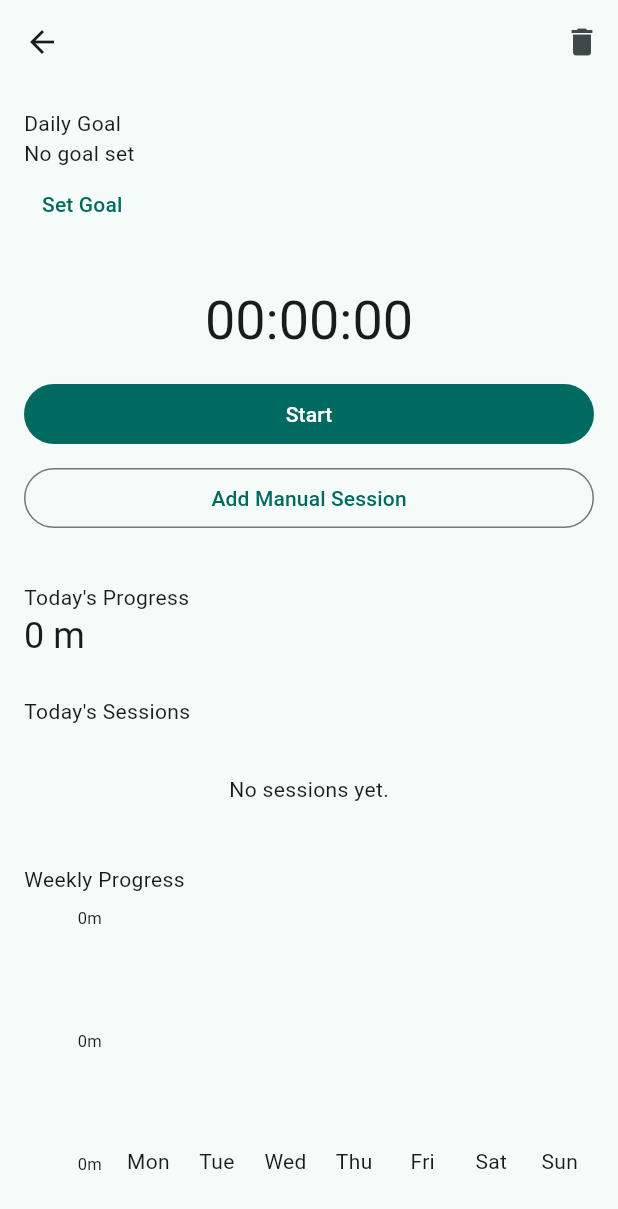
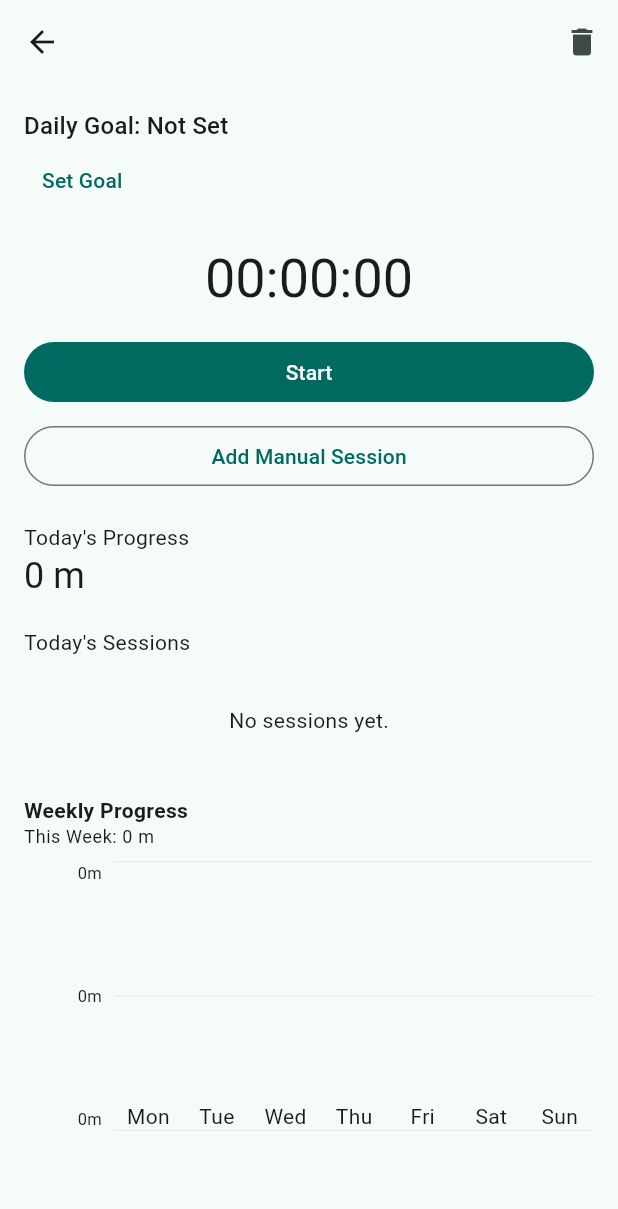
Before and after one commit to ysvaditya05/YSV-Daily-Tracker, a Flutter app: the TimeTrackerScreen screen opened directly with empty values, on a phone screen of 412 x 824 dp. Shown: the top 1209 px of the screen. Run offline on Flutter 3.47's test engine with Material 3 defaults, Android fonts, the phone set to English and light mode, and no system bars; our stand-ins replace sqflite, sqflite_common_ffi; accounts and stored records are empty.

Commit message:
Modifications to time tracker weekly graphs and interface.

```diff
--- a/lib/screens/time_tracker_screen.dart
+++ b/lib/screens/time_tracker_screen.dart
@@ -295,17 +295,22 @@ class _TimeTrackerContentState extends State<TimeTrackerContent> {
 	    _showAllSessions || _completedSessions.length <= 2
 		? _completedSessions
 		: _completedSessions.take(2).toList();
+	final weeklyTotal = _weeklyDurations.fold<Duration>(
+		  Duration.zero,
+		  (total, duration) => total + duration,
+		);
     return SingleChildScrollView(
 	  padding: const EdgeInsets.all(16),
 	  child: Column(
         crossAxisAlignment: CrossAxisAlignment.stretch,
         children: [
-          const Text('Daily Goal'),
-          if (goal == null) ...[
-            const Text('No goal set'),
-          ] else ...[
-            Text(_formatProgress(Duration(seconds: goal.dailyGoalSeconds))),
-          ],
+          Text(
+		  goal == null
+		      ? 'Daily Goal: Not Set'
+		      : 'Daily Goal: ${_formatProgress(Duration(seconds: goal.dailyGoalSeconds))}',
+		  style: Theme.of(context).textTheme.titleMedium,
+		),
+
 		Align(
 		  alignment: Alignment.centerLeft,
 		  child: TextButton(
@@ -313,7 +318,7 @@ class _TimeTrackerContentState extends State<TimeTrackerContent> {
 		    child: const Text('Set Goal'),
 		  ),
 		),
-          const SizedBox(height: 32),
+          const SizedBox(height: 20),
           Text(
             _formatTimer(_runningDuration),
             textAlign: TextAlign.center,
@@ -331,7 +336,7 @@ class _TimeTrackerContentState extends State<TimeTrackerContent> {
             onPressed: _isChangingSession ? null : _addManualSession,
             child: const Text('Add Manual Session'),
           ),
-          const SizedBox(height: 32),
+          const SizedBox(height: 20),
           const Text("Today's Progress"),
           Text(
             goal == null
@@ -347,7 +352,7 @@ class _TimeTrackerContentState extends State<TimeTrackerContent> {
                   .toDouble(),
             ),
           ],
-          const SizedBox(height: 24),
+          const SizedBox(height: 18),
           Column(
               crossAxisAlignment: CrossAxisAlignment.stretch,
               children: [
@@ -363,7 +368,9 @@ class _TimeTrackerContentState extends State<TimeTrackerContent> {
 			else
 			  Column(
 			    children: displayedSessions.map((session) {
-			      return ListTile(
+			      return Column(
+				  children: [
+				    ListTile(
 				      contentPadding: EdgeInsets.zero,
 				      title: Text(
 					session.isManual
@@ -374,6 +381,9 @@ class _TimeTrackerContentState extends State<TimeTrackerContent> {
 					icon: const Icon(Icons.delete),
 					onPressed: () => _deleteSession(session),
 				      ),
+				    ),
+				    const Divider(height: 1),
+				  ],
 				);
 			    }).toList(),
 			  ),
@@ -399,7 +409,19 @@ class _TimeTrackerContentState extends State<TimeTrackerContent> {
 			    ),
 			  ),
                 const SizedBox(height: 16),
-                const Text('Weekly Progress'),
+                Column(
+			  crossAxisAlignment: CrossAxisAlignment.start,
+			  children: [
+			    const Text(
+			      'Weekly Progress',
+			      style: TextStyle(fontWeight: FontWeight.bold),
+			    ),
+			    Text(
+			      'This Week: ${_formatProgress(weeklyTotal)}',
+			      style: Theme.of(context).textTheme.bodySmall,
+			    ),
+			  ],
+			),
 			const SizedBox(height: 8),
 			WeeklyProgressChart(
 			  dailyDurations: _weeklyDurations,
--- a/lib/widgets/weekly_progress_chart.dart
+++ b/lib/widgets/weekly_progress_chart.dart
@@ -80,7 +80,34 @@ class WeeklyProgressChart extends StatelessWidget {
 
 	      // ---------- GRAPH ----------
 	      Expanded(
-		child: Row(
+		  child: Stack(
+		    children: [
+
+		      // Horizontal guide lines
+		      Positioned.fill(
+			child: Column(
+			  mainAxisAlignment: MainAxisAlignment.spaceBetween,
+			  children: [
+			    Divider(
+			      color: Colors.grey.withOpacity(0.15),
+			      height: 1,
+			      thickness: 1,
+			    ),
+			    Divider(
+			      color: Colors.grey.withOpacity(0.15),
+			      height: 1,
+			      thickness: 1,
+			    ),
+			    Divider(
+			      color: Colors.grey.withOpacity(0.15),
+			      height: 1,
+			      thickness: 1,
+			    ),
+			  ],
+			),
+		      ),
+
+		      Row(
 			crossAxisAlignment: CrossAxisAlignment.stretch,
 			children: List.generate(dailyDurations.length, (index) {
 			  final duration = dailyDurations[index];
@@ -123,6 +150,8 @@ class WeeklyProgressChart extends StatelessWidget {
 			  );
 			}),
 		      ),
+		    ],
+		  ),
 		),
 	    ],
 	  ),
```
Lines whose indentation alone changed are shown as unchanged.
